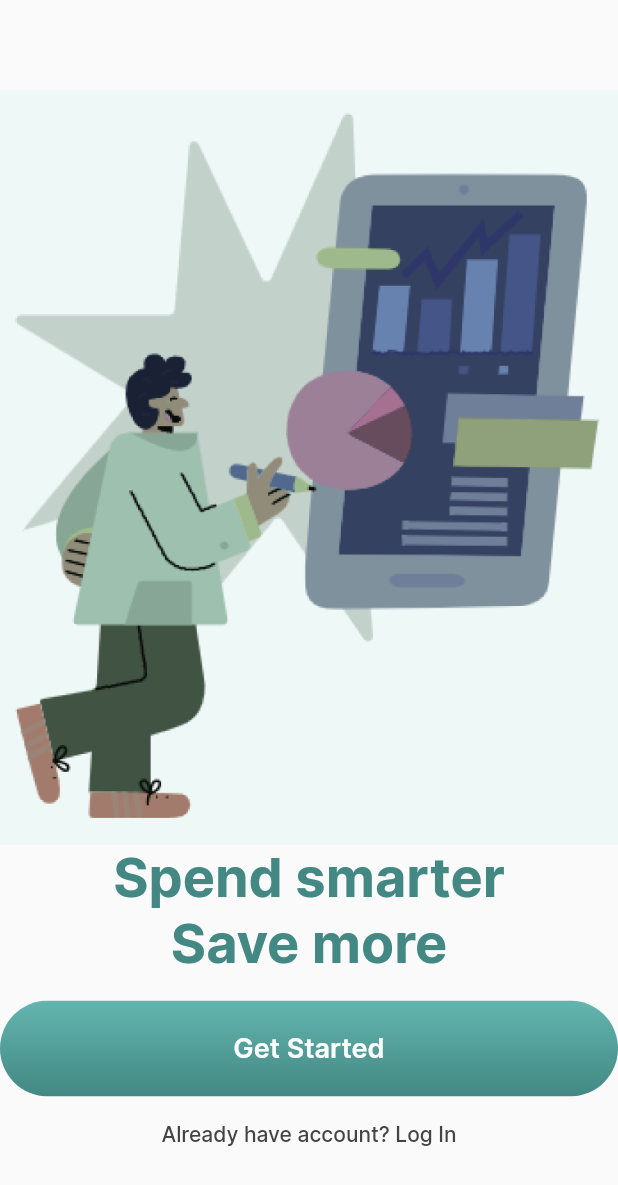
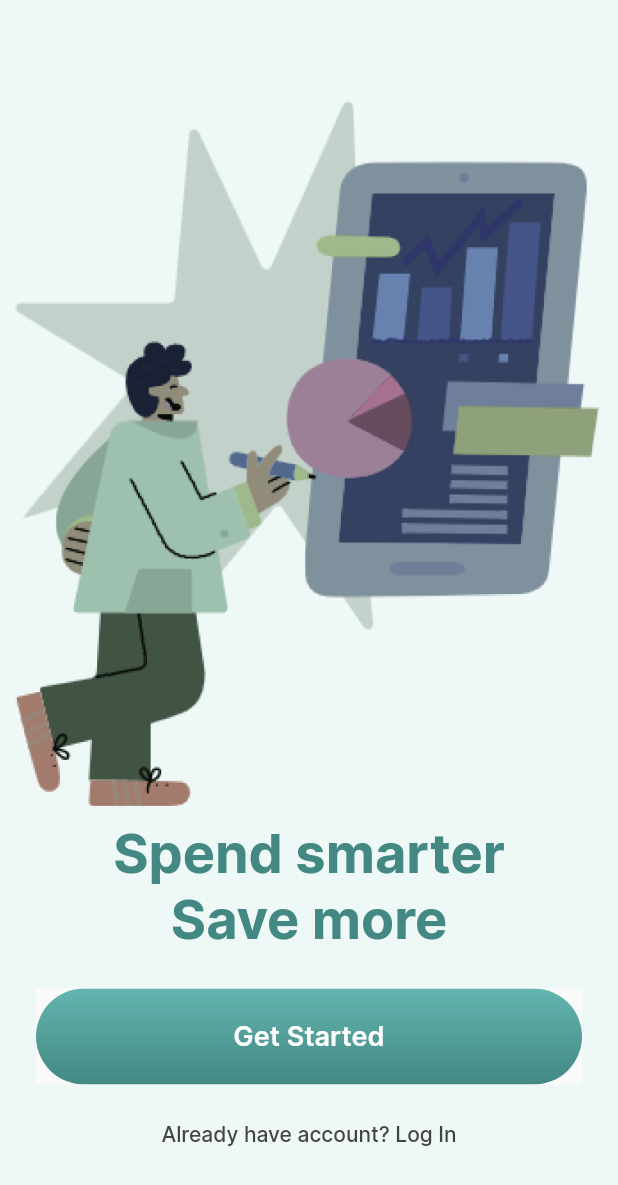
Before and after one commit to atanazio95/finances_app, a Flutter app: the screen it shows after launch, on a phone screen of 412 x 824 dp. Shown: the top 1185 px of the screen. Run offline on Flutter 3.47's test engine with Material 2 defaults, Android fonts, the phone set to English and light mode, and no system bars.

Commit message:
atualizacao e componentizacao

```diff
--- a/lib/common/constants/app_colors.dart
+++ b/lib/common/constants/app_colors.dart
@@ -8,8 +8,11 @@ class AppColors {
     Color(0xFF63B5AF),
     Color(0xFF438883),
   ];
+  static const List<Color> greyGradient = [
+    Color(0xFFB5B5B5),
+    Color(0xFF7F7F7F),
+  ];
   static const Color white = Color(0xFFFFFFFF);
   static const Color iceWhite = Color(0xFFEEF8F7);
   static const Color grey = Color(0xFF444444);
-
 }
--- /dev/null
+++ b/lib/common/constants/widgets/primary_button.dart
@@ -0,0 +1,41 @@
+import 'package:finances_app/common/constants/app_colors.dart';
+import 'package:finances_app/common/constants/app_text_styles.dart';
+import 'package:flutter/material.dart';
+
+class PrimaryButton extends StatelessWidget {
+  final VoidCallback? onPressed;
+  final String text;
+  const PrimaryButton({
+    Key? key,
+    this.onPressed,
+    required this.text,
+  }) : super(key: key);
+
+  @override
+  Widget build(BuildContext context) {
+    return Material(
+      child: Ink(
+        decoration: BoxDecoration(
+            borderRadius: const BorderRadius.all(Radius.circular(38.0)),
+            gradient: LinearGradient(
+              begin: Alignment.topCenter,
+              end: Alignment.bottomCenter,
+              colors: onPressed != null
+                  ? AppColors.greenGradient
+                  : AppColors.greyGradient,
+            )),
+        child: InkWell(
+          onTap: onPressed,
+          child: Container(
+            height: 64.0,
+            alignment: Alignment.center,
+            child: Text(
+              text,
+              style: AppTextStyle.mediumText18.copyWith(color: AppColors.white),
+            ),
+          ),
+        ),
+      ),
+    );
+  }
+}
--- a/lib/features/onboarding/onboarding_page.dart
+++ b/lib/features/onboarding/onboarding_page.dart
@@ -1,6 +1,8 @@
 import 'package:finances_app/common/constants/app_colors.dart';
 import 'package:finances_app/common/constants/app_text_styles.dart';
 import 'package:flutter/material.dart';
+
+import '../../common/constants/widgets/primary_button.dart';
 
 class OnboardingPage extends StatelessWidget {
   const OnboardingPage({Key? key}) : super(key: key);
@@ -9,16 +11,14 @@ class OnboardingPage extends StatelessWidget {
   Widget build(BuildContext context) {
     return MaterialApp(
       home: Scaffold(
+        backgroundColor: AppColors.iceWhite,
         body: Align(
           child: Column(
             children: [
               const SizedBox(height: 60.0),
               Expanded(
                 flex: 2,
-                child: Container(
-                  color: AppColors.iceWhite,
-                  child: Image.asset('assets/images/man.png'),
-                ),
+                child: Image.asset('assets/images/man.png'),
               ),
               Text(
                 'Spend smarter',
@@ -30,12 +30,12 @@ class OnboardingPage extends StatelessWidget {
                 style: AppTextStyle.mediumText
                     .copyWith(color: AppColors.greenlightTwo),
               ),
-              const SizedBox(
-                height: 16,
-              ),
-               PrimaryButton(text: 'Get Started', onPressed: (){},),
-              const SizedBox(
-                height: 16,
+              Padding(
+                padding: const EdgeInsets.all(24.0),
+                child: PrimaryButton(
+                  text: 'Get Started',
+                  onPressed: () {},
+                ),
               ),
               Text(
                 'Already have account? Log In',
@@ -51,39 +51,3 @@ class OnboardingPage extends StatelessWidget {
     );
   }
 }
-
-class PrimaryButton extends StatelessWidget {
-  final VoidCallback? onPressed;
-  final String text;
-  const PrimaryButton({
-    Key? key,
-    this.onPressed,
-    required this.text,
-  }) : super(key: key);
-
-  @override
-  Widget build(BuildContext context) {
-    return Material(
-      child: Ink(
-        decoration: const BoxDecoration(
-            borderRadius: BorderRadius.all(Radius.circular(38.0)),
-            gradient: LinearGradient(
-              begin: Alignment.topCenter,
-              end: Alignment.bottomCenter,
-              colors: AppColors.greenGradient,
-            )),
-        child: InkWell(
-          onTap: onPressed,
-          child: Container(
-            height: 64.0,
-            alignment: Alignment.center,
-            child: Text(
-              text,
-              style: AppTextStyle.mediumText18.copyWith(color: AppColors.white),
-            ),
-          ),
-        ),
-      ),
-    );
-  }
-}
```
